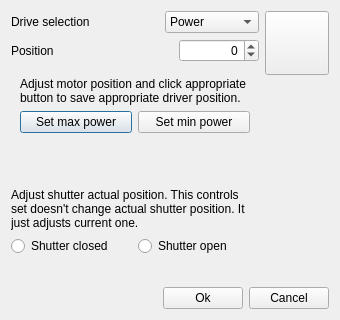
The window that software/lcu03/src/settings_dlg.ui (z80/lcu03) describes before a commit, drawn with Qt 5.
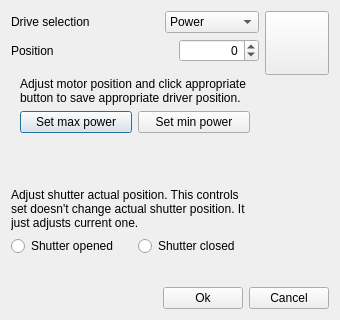
The same window after the commit. The open tabs and pages were chosen to show the change. Icons and pictures are not drawn.

Commit message: Done with filling settings dialog.

```diff
--- a/software/lcu03/src/settings_dlg.ui
+++ b/software/lcu03/src/settings_dlg.ui
@@ -227,14 +227,14 @@
            <item>
             <widget class="QRadioButton" name="shutterOpened">
              <property name="text">
-              <string>Shutter closed</string>
+              <string>Shutter opened</string>
              </property>
             </widget>
            </item>
            <item>
             <widget class="QRadioButton" name="shutterClosed">
              <property name="text">
-              <string>Shutter open</string>
+              <string>Shutter closed</string>
              </property>
             </widget>
            </item>
```
Left out of the diff: 6 changed lines with no effect on the pictures. The commit also changes 4 other files.
